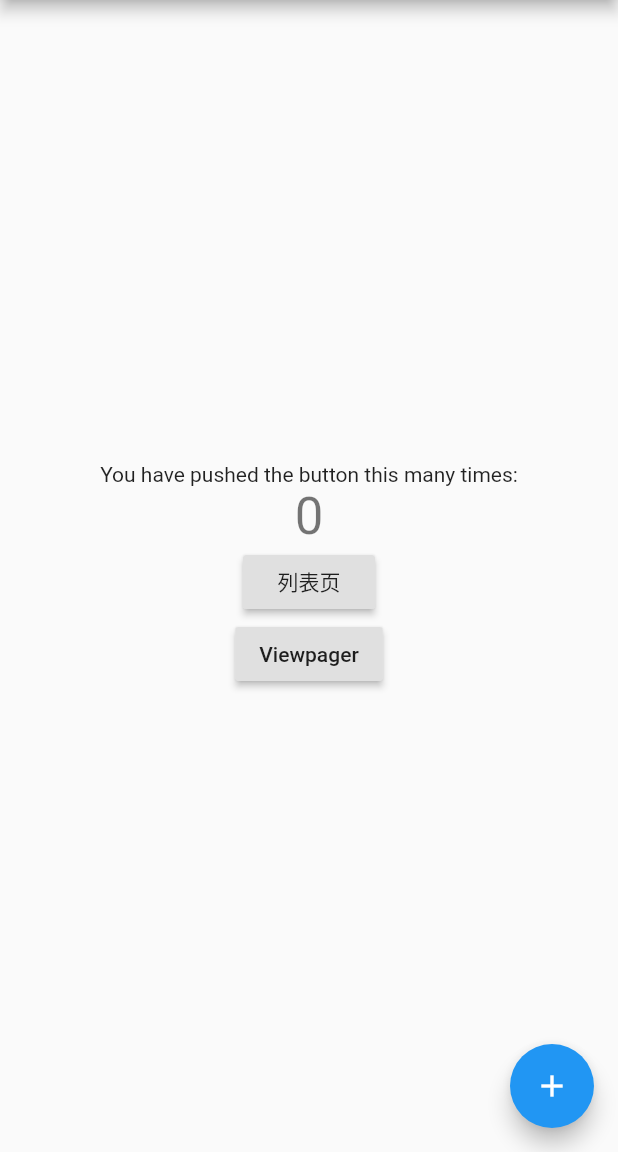
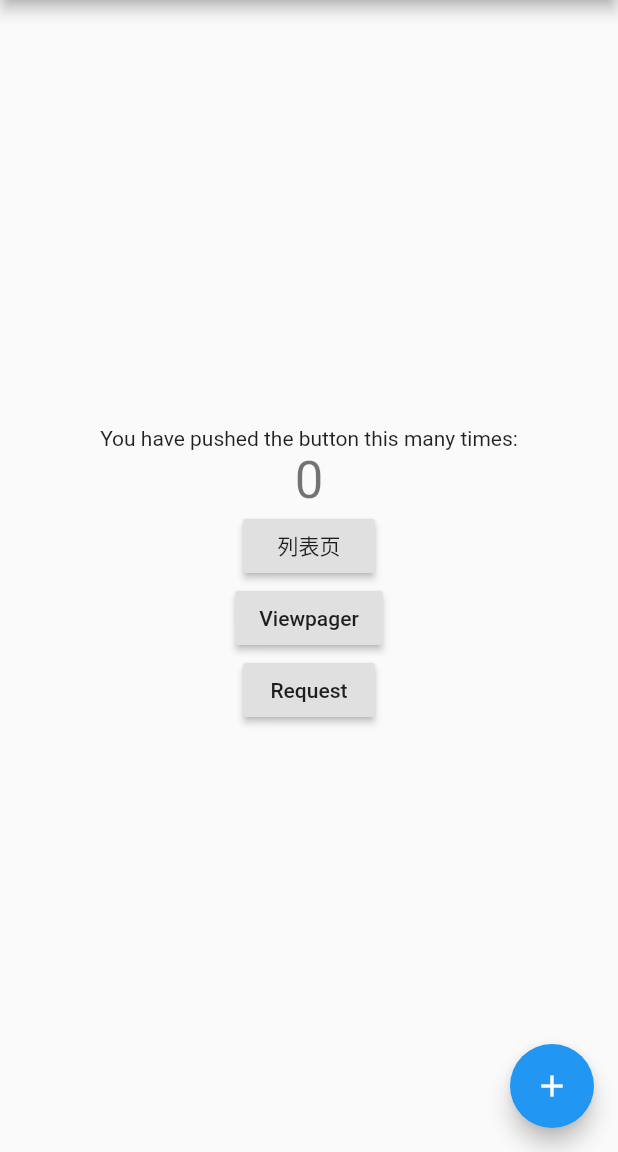
Before and after one commit to damengzai/flutter-test, a Flutter app: the screen it shows after launch, on a phone screen of 412 x 824 dp, the part 84-1236 px from its top. Run offline on Flutter 3.47's test engine with Material 2 defaults, Android fonts, the phone set to English and light mode, and no system bars; our stand-ins replace dio.

Commit message:
添加dio库

```diff
--- /dev/null
+++ b/test_flutter/lib/dio/http.dart
@@ -0,0 +1,3 @@
+import 'package:dio/dio.dart';
+///初始化Dio
+var dio = new Dio();
--- a/test_flutter/lib/main.dart
+++ b/test_flutter/lib/main.dart
@@ -1,4 +1,5 @@
 import 'package:flutter/material.dart';
+import 'package:test_flutter/dio/request.dart';
 import 'package:test_flutter/listview/views/refresh_list_view_demo.dart';
 import 'package:test_flutter/viewpager/view_pager_demo.dart';
 
@@ -15,11 +16,13 @@ class MyApp extends StatelessWidget {
         ),
         home: MyHomePage(title: 'Flutter Demo Home Page'),
         debugShowCheckedModeBanner: false,
-      routes: <String, WidgetBuilder> {
-        '/refreshList': (BuildContext context) => new RefreshListViewDemo(),//list列表页
-        '/viewPager' : (BuildContext context) => new ViewPagerDemo(),//viewpager
-      }
-    );
+        routes: <String, WidgetBuilder>{
+          '/refreshList': (BuildContext context) => new RefreshListViewDemo(),
+          //list列表页
+          '/viewPager': (BuildContext context) => new ViewPagerDemo(),
+          //viewpager
+          '/request': (BuildContext context) => new RequestRoute(),
+        });
   }
 }
 
@@ -48,8 +51,13 @@ class _MyHomePageState extends State<MyHomePage> {
   void _toRefreshListViewDemo() {
     Navigator.pushNamed(context, '/refreshList');
   }
+
   void _toViewPagerDemo() {
     Navigator.pushNamed(context, '/viewPager');
+  }
+
+  _toRequestRoute() {
+    Navigator.pushNamed(context, '/request');
   }
 
   @override
@@ -93,8 +101,18 @@ class _MyHomePageState extends State<MyHomePage> {
               '$_counter',
               style: Theme.of(context).textTheme.display1,
             ),
-            RaisedButton(onPressed: _toRefreshListViewDemo,child: Text("列表页"),),
-            RaisedButton(onPressed: _toViewPagerDemo, child: Text("Viewpager"),)
+            RaisedButton(
+              onPressed: _toRefreshListViewDemo,
+              child: Text("列表页"),
+            ),
+            RaisedButton(
+              onPressed: _toViewPagerDemo,
+              child: Text("Viewpager"),
+            ),
+            RaisedButton(
+              onPressed: _toRequestRoute,
+              child: Text("Request"),
+            )
           ],
         ),
       ),
--- a/test_flutter/pubspec.yaml
+++ b/test_flutter/pubspec.yaml
@@ -20,6 +20,8 @@ dependencies:
   # Use with the CupertinoIcons class for iOS style icons.
   cupertino_icons: ^0.1.2
 
+  #dio
+  dio: ^2.1.0
 dev_dependencies:
   flutter_test:
     sdk: flutter
```
Also changed, not shown: test_flutter/lib/dio/request.dart (added, +46 -0 lines). Lines whose indentation alone changed are shown as unchanged.
